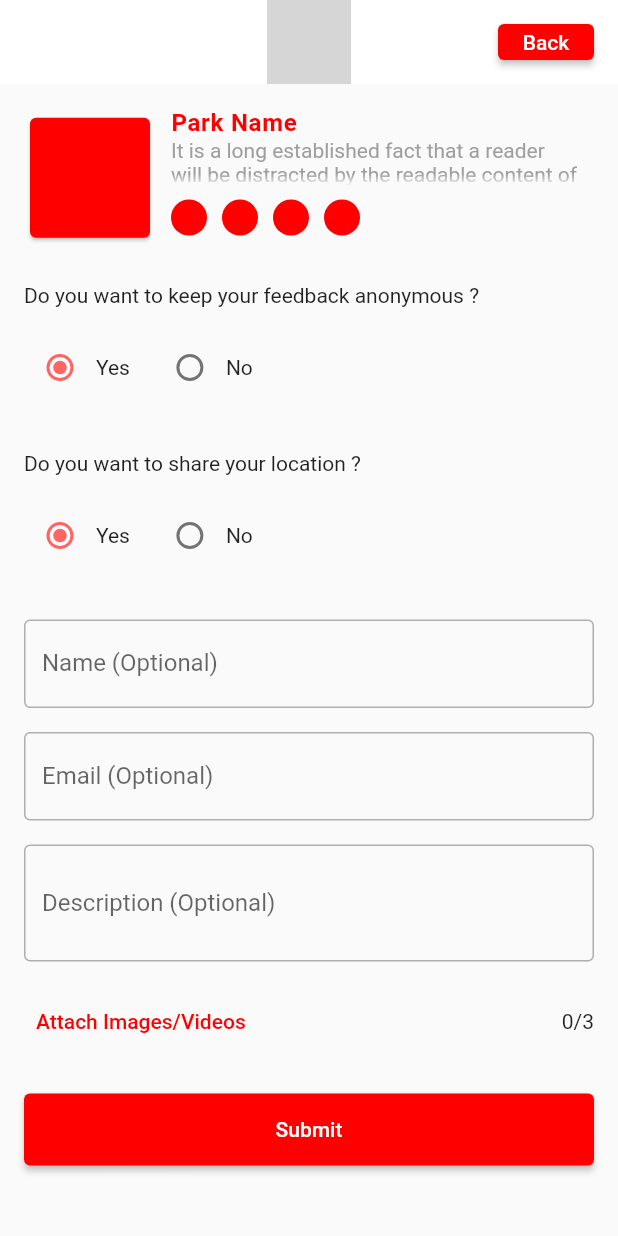
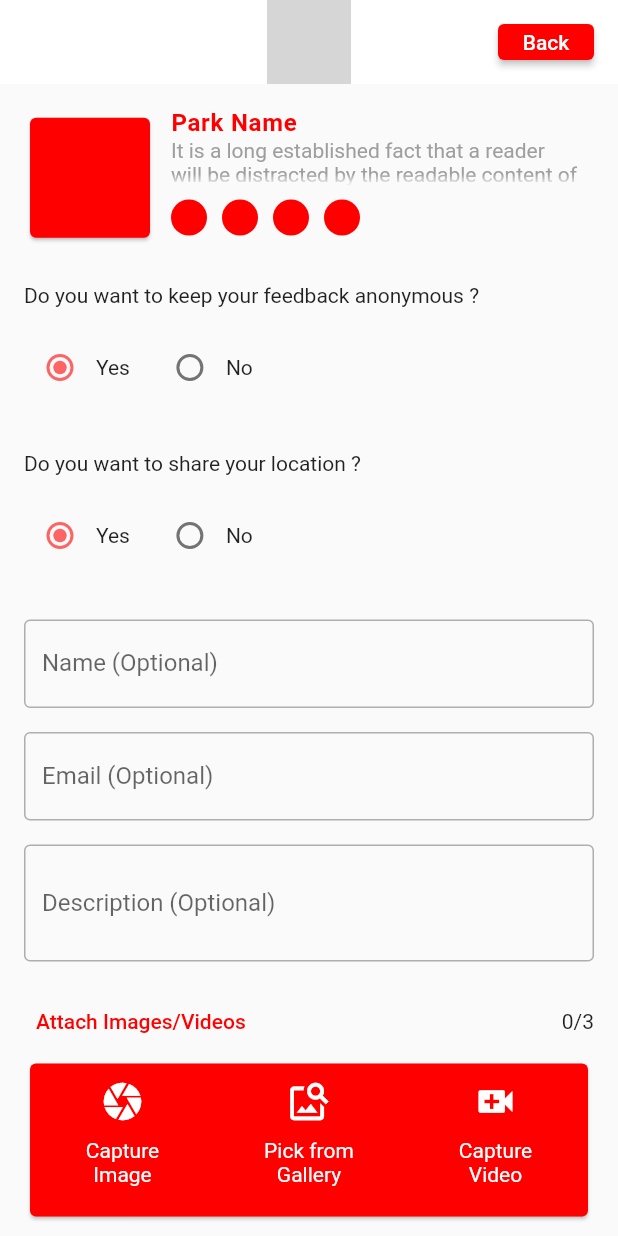
Before and after one commit to sahil1772/HappiFeet, a Flutter app: the FeedbackPage screen opened directly, after a tap on "Attach Images/Videos", on a phone screen of 412 x 824 dp. Run offline on Flutter 3.47's test engine with Material 2 defaults, Android fonts, the light colour scheme and no system bars; our stand-ins replace shared_preferences; accounts and stored records are empty; network calls fail; grey boxes are pictures that could not be loaded.

Commit message:
All pages implemented

```diff
--- /dev/null
+++ b/lib/components/ExpandedSection.dart
@@ -0,0 +1,60 @@
+import 'package:flutter/material.dart';
+
+class ExpandedSection extends StatefulWidget {
+  final Widget child;
+  final bool expand;
+
+  ExpandedSection({this.expand = false, required this.child});
+
+  @override
+  _ExpandedSectionState createState() => _ExpandedSectionState();
+}
+
+class _ExpandedSectionState extends State<ExpandedSection>
+    with SingleTickerProviderStateMixin {
+  late AnimationController expandController;
+  late Animation<double> animation;
+
+  @override
+  void initState() {
+    super.initState();
+    prepareAnimations();
+    _runExpandCheck();
+  }
+
+  ///Setting up the animation
+  void prepareAnimations() {
+    expandController = AnimationController(
+        vsync: this, duration: const Duration(milliseconds: 500));
+    animation = CurvedAnimation(
+      parent: expandController,
+      curve: Curves.fastOutSlowIn,
+    );
+  }
+
+  void _runExpandCheck() {
+    if (widget.expand) {
+      expandController.forward();
+    } else {
+      expandController.reverse();
+    }
+  }
+
+  @override
+  void didUpdateWidget(ExpandedSection oldWidget) {
+    super.didUpdateWidget(oldWidget);
+    _runExpandCheck();
+  }
+
+  @override
+  void dispose() {
+    expandController.dispose();
+    super.dispose();
+  }
+
+  @override
+  Widget build(BuildContext context) {
+    return SizeTransition(
+        axisAlignment: 1.0, sizeFactor: animation, child: widget.child);
+  }
+}
--- a/lib/components/HappiFeetAppBar.dart
+++ b/lib/components/HappiFeetAppBar.dart
@@ -3,8 +3,9 @@ import 'package:happifeet/main.dart';
 
 class HappiFeetAppBar {
   bool IsDashboard;
+  bool IsThankYou;
 
-  HappiFeetAppBar({required this.IsDashboard});
+  HappiFeetAppBar({required this.IsDashboard, required this.IsThankYou});
 
   getAppBar(BuildContext context) {
     return AppBar(
@@ -13,7 +14,7 @@ class HappiFeetAppBar {
         IsDashboard
             ? TextButton(
                 onPressed: () {
-                  MyApp().gotoHome(context);
+                  const MyApp().gotoHome(context);
                 },
                 child: Text(
                   "Change City",
@@ -21,12 +22,14 @@ class HappiFeetAppBar {
                     color: Theme.of(context).primaryColor,
                   ),
                 ))
-            : Padding(
-                padding: const EdgeInsets.all(16.0),
-                child: ElevatedButton(
-                    onPressed: () => Navigator.pop(context),
-                    child: Text("Back")),
-              )
+            : !IsThankYou
+                ? Padding(
+                    padding: const EdgeInsets.all(16.0),
+                    child: ElevatedButton(
+                        onPressed: () => Navigator.pop(context),
+                        child: const Text("Back")),
+                  )
+                : const SizedBox()
       ],
       backgroundColor: Colors.white,
       centerTitle: true,
--- a/lib/screen/Dashboard.dart
+++ b/lib/screen/Dashboard.dart
@@ -21,7 +21,8 @@ class _DashboardState extends State<Dashboard> {
   @override
   Widget build(BuildContext context) {
     return Scaffold(
-      appBar: HappiFeetAppBar(IsDashboard: true).getAppBar(context),
+      appBar: HappiFeetAppBar(IsDashboard: true, IsThankYou: false)
+          .getAppBar(context),
       body: Column(
         crossAxisAlignment: CrossAxisAlignment.center,
         mainAxisAlignment: MainAxisAlignment.center,
--- a/lib/screen/Feedback.dart
+++ b/lib/screen/Feedback.dart
@@ -1,6 +1,8 @@
 import 'package:flutter/material.dart';
+import 'package:happifeet/components/ExpandedSection.dart';
 import 'package:happifeet/components/HappiFeetAppBar.dart';
 import 'package:happifeet/components/LocationView.dart';
+import 'package:happifeet/screen/Thankyou.dart';
 import 'package:happifeet/utils/ColorParser.dart';
 
 class FeedbackPage extends StatefulWidget {
@@ -13,6 +15,8 @@ class FeedbackPage extends StatefulWidget {
           ),
         ));
   }
+
+  bool expand = false;
 
   String locationId;
 
@@ -33,7 +37,8 @@ class _FeedbackPageState extends State<FeedbackPage> {
   @override
   Widget build(BuildContext context) {
     return Scaffold(
-      appBar: HappiFeetAppBar(IsDashboard: false).getAppBar(context),
+      appBar: HappiFeetAppBar(IsDashboard: false, IsThankYou: false)
+          .getAppBar(context),
       body: SingleChildScrollView(
         child: Column(
           crossAxisAlignment: CrossAxisAlignment.start,
@@ -43,10 +48,14 @@ class _FeedbackPageState extends State<FeedbackPage> {
             getTextFields(),
             getAttachmentFields(),
             Container(
-                margin: EdgeInsets.all(16.0),
+                margin: const EdgeInsets.all(16.0),
                 width: MediaQuery.of(context).size.width,
                 height: 48,
-                child: ElevatedButton(onPressed: () {}, child: Text("Submit")))
+                child: ElevatedButton(
+                    onPressed: () {
+                      ThankYou(feedbackId: "1").goToThankYou(context, "1");
+                    },
+                    child: const Text("Submit")))
           ],
         ),
       ),
@@ -69,8 +78,7 @@ class _FeedbackPageState extends State<FeedbackPage> {
                   mainAxisAlignment: MainAxisAlignment.start,
                   crossAxisAlignment: CrossAxisAlignment.center,
                   children: [
-                    Flexible(
-                      child: Radio(
+                    Radio(
                       value: Anonymous.Yes,
                       groupValue: IsAnonymous,
                       onChanged: (value) {
@@ -79,11 +87,9 @@ class _FeedbackPageState extends State<FeedbackPage> {
                         });
                       },
                     ),
-                    ),
                     const Text("Yes"),
                     Padding(
                       padding: const EdgeInsets.only(left: 16.0),
-                      child: Flexible(
                       child: Radio(
                         value: Anonymous.No,
                         groupValue: IsAnonymous,
@@ -92,7 +98,6 @@ class _FeedbackPageState extends State<FeedbackPage> {
                             IsAnonymous = value;
                           });
                         },
-                        ),
                       ),
                     ),
                     const Text("No"),
@@ -115,8 +120,7 @@ class _FeedbackPageState extends State<FeedbackPage> {
                   mainAxisAlignment: MainAxisAlignment.start,
                   crossAxisAlignment: CrossAxisAlignment.center,
                   children: [
-                    Flexible(
-                      child: Radio(
+                    Radio(
                       value: Location.Yes,
                       groupValue: AllowLocation,
                       onChanged: (value) {
@@ -125,11 +129,9 @@ class _FeedbackPageState extends State<FeedbackPage> {
                         });
                       },
                     ),
-                    ),
                     const Text("Yes"),
                     Padding(
                       padding: const EdgeInsets.only(left: 16.0),
-                      child: Flexible(
                       child: Radio(
                         value: Location.No,
                         groupValue: AllowLocation,
@@ -138,7 +140,6 @@ class _FeedbackPageState extends State<FeedbackPage> {
                             AllowLocation = value;
                           });
                         },
-                        ),
                       ),
                     ),
                     const Text("No"),
@@ -206,8 +207,10 @@ class _FeedbackPageState extends State<FeedbackPage> {
 
   getAttachmentFields() {
     return Container(
-      margin: EdgeInsets.symmetric(horizontal: 16.0, vertical: 8.0),
-      child: Flex(
+      margin: const EdgeInsets.symmetric(horizontal: 16.0, vertical: 8.0),
+      child: Column(
+        children: [
+          Flex(
               direction: Axis.horizontal,
               crossAxisAlignment: CrossAxisAlignment.center,
               mainAxisAlignment: MainAxisAlignment.spaceBetween,
@@ -215,14 +218,132 @@ class _FeedbackPageState extends State<FeedbackPage> {
                 Flexible(
                   fit: FlexFit.loose,
                   child: TextButton(
-                  onPressed: () {}, child: Text("Attach Images/Videos")),
+                      onPressed: () {
+                        setState(() {
+                          widget.expand = !widget.expand;
+                        });
+                      },
+                      child: const Text("Attach Images/Videos")),
                 ),
-            Flexible(
+                const Flexible(
                   flex: 0,
                   fit: FlexFit.tight,
                   child: Text("0/3"),
                 ),
               ]),
+          ExpandedSection(
+              expand: widget.expand,
+              child: Card(
+                color: Theme.of(context).primaryColor,
+                child: SizedBox(
+                  width: MediaQuery.of(context).size.width,
+                  child: Flex(
+                    direction: Axis.horizontal,
+                    children: [
+                      Flexible(
+                          fit: FlexFit.tight,
+                          child: InkWell(
+                            onTap: () {},
+                            child: Container(
+                              padding: const EdgeInsets.symmetric(vertical: 10),
+                              child: const Column(
+                                crossAxisAlignment: CrossAxisAlignment.center,
+                                mainAxisAlignment: MainAxisAlignment.center,
+                                children: [
+                                  Icon(
+                                    Icons.camera,
+                                    color: Colors.white,
+                                    size: 30,
+                                  ),
+                                  Padding(
+                                    padding: EdgeInsets.all(10.0),
+                                    child: Text(
+                                      "Capture\nImage",
+                                      textAlign: TextAlign.center,
+                                      softWrap: true,
+                                      style: TextStyle(
+                                        color: Colors.white,
+                                      ),
+                                    ),
+                                  )
+                                ],
+                              ),
+                            ),
+                          )),
+                      Container(
+                        width: 1,
+                        color: Colors.white,
+                      ),
+                      Flexible(
+                          fit: FlexFit.tight,
+                          child: InkWell(
+                            onTap: () {},
+                            child: Container(
+                              padding: const EdgeInsets.symmetric(vertical: 10),
+                              child: const Column(
+                                crossAxisAlignment: CrossAxisAlignment.center,
+                                mainAxisAlignment: MainAxisAlignment.center,
+                                children: [
+                                  Icon(
+                                    Icons.image_search,
+                                    color: Colors.white,
+                                    size: 30,
+                                  ),
+                                  Padding(
+                                    padding: EdgeInsets.all(10.0),
+                                    child: Text(
+                                      "Pick from\nGallery",
+                                      textAlign: TextAlign.center,
+                                      softWrap: true,
+                                      style: TextStyle(
+                                        color: Colors.white,
+                                      ),
+                                    ),
+                                  )
+                                ],
+                              ),
+                            ),
+                          )),
+                      Container(
+                        width: 1,
+                        color: Colors.white,
+                      ),
+                      Flexible(
+                          fit: FlexFit.tight,
+                          child: InkWell(
+                            onTap: () {},
+                            child: Container(
+                              padding: const EdgeInsets.symmetric(vertical: 10),
+                              child: const Column(
+                                crossAxisAlignment: CrossAxisAlignment.center,
+                                mainAxisAlignment: MainAxisAlignment.center,
+                                children: [
+                                  Icon(
+                                    Icons.video_call,
+                                    color: Colors.white,
+                                    size: 30,
+                                  ),
+                                  Padding(
+                                    padding: EdgeInsets.all(10.0),
+                                    child: Text(
+                                      "Capture\nVideo",
+                                      textAlign: TextAlign.center,
+                                      softWrap: true,
+                                      style: TextStyle(
+                                        color: Colors.white,
+                                      ),
+                                    ),
+                                  )
+                                ],
+                              ),
+                            ),
+                          )),
+                    ],
+                  ),
+                ),
+              ))
+        ],
+      ),
     );
   }
 }
--- a/lib/screen/Parks.dart
+++ b/lib/screen/Parks.dart
@@ -22,7 +22,8 @@ class _ParksState extends State<Parks> {
   @override
   Widget build(BuildContext context) {
     return Scaffold(
-      appBar: HappiFeetAppBar(IsDashboard: false).getAppBar(context),
+      appBar: HappiFeetAppBar(IsDashboard: false, IsThankYou: false)
+          .getAppBar(context),
       body: Column(
         children: [
           Flex(
--- a/lib/screen/Thankyou.dart
+++ b/lib/screen/Thankyou.dart
@@ -0,0 +1,41 @@
+import 'package:flutter/material.dart';
+import 'package:happifeet/components/HappiFeetAppBar.dart';
+
+class ThankYou extends StatelessWidget {
+  goToThankYou(BuildContext context, String feedbackId) {
+    Navigator.pushReplacement(
+        context,
+        MaterialPageRoute(
+          builder: (context) => ThankYou(
+            feedbackId: feedbackId,
+          ),
+        ));
+  }
+
+  String feedbackId;
+
+  ThankYou({Key? key, required this.feedbackId}) : super(key: key);
+
+  @override
+  Widget build(BuildContext context) {
+    return Scaffold(
+      appBar: HappiFeetAppBar(IsDashboard: false, IsThankYou: true)
+          .getAppBar(context),
+      body: Column(
+        crossAxisAlignment: CrossAxisAlignment.center,
+        mainAxisAlignment: MainAxisAlignment.center,
+        children: [
+          const Center(child: Text("Thank You")),
+          Padding(
+            padding: const EdgeInsets.all(56.0),
+            child: ElevatedButton(
+                onPressed: () {
+                  Navigator.popUntil(context, (route) => route.isFirst);
+                },
+                child: const Text("Back to Dashboard")),
+          )
+        ],
+      ),
+    );
+  }
+}
```
Also changed, not shown: 33 other files. Lines whose indentation alone changed are shown as unchanged.
